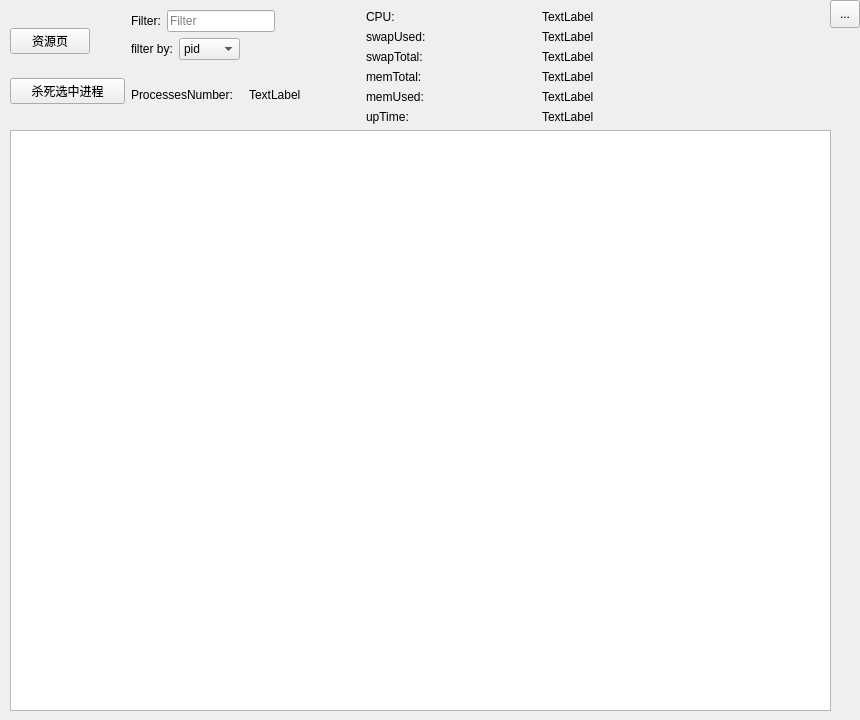
First picture: the form in hqtop/widget.ui, repository frankenstein27/hqtop, before the edit.
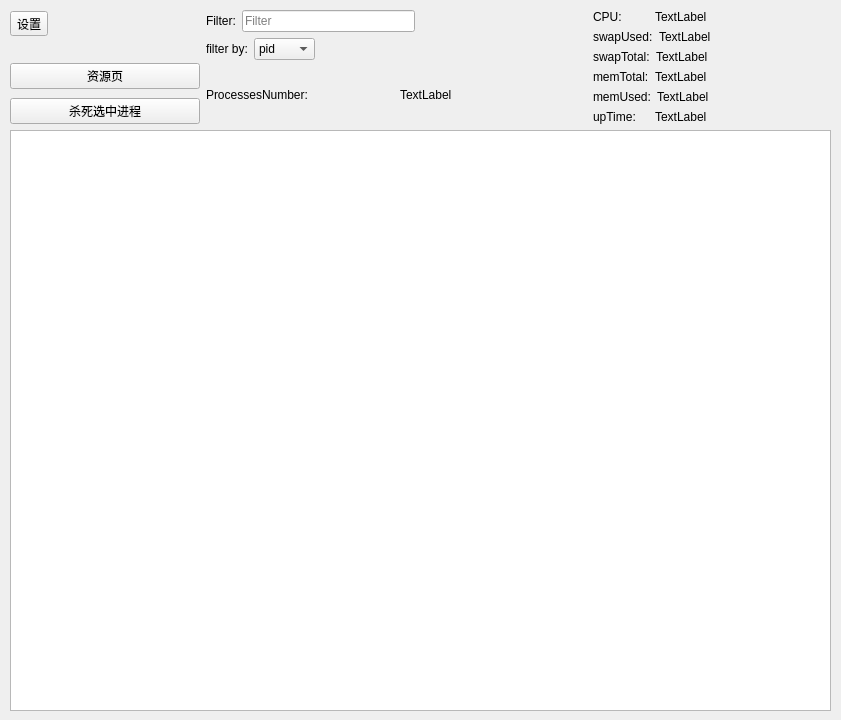
Second picture: the form after the edit.

Commit message: 完成设置功能、日间/夜间模式、完善日志语句

The edit to the form file:
```diff
--- a/hqtop/widget.ui
+++ b/hqtop/widget.ui
@@ -6,27 +6,14 @@
    <rect>
     <x>0</x>
     <y>0</y>
-    <width>860</width>
+    <width>841</width>
     <height>720</height>
    </rect>
   </property>
   <property name="windowTitle">
    <string>Widget</string>
   </property>
-  <widget class="QToolButton" name="settingsButton">
-   <property name="geometry">
-    <rect>
-     <x>830</x>
-     <y>0</y>
-     <width>30</width>
-     <height>28</height>
-    </rect>
-   </property>
-   <property name="text">
-    <string>...</string>
-   </property>
-  </widget>
-  <widget class="QWidget" name="">
+  <widget class="QWidget" name="layoutWidget">
    <property name="geometry">
     <rect>
      <x>10</x>
@@ -37,15 +24,17 @@
    </property>
    <layout class="QVBoxLayout" name="verticalLayout_4">
     <item>
-     <layout class="QHBoxLayout" name="horizontalLayout_11" stretch="2,4,6,0,0,0">
+     <layout class="QHBoxLayout" name="horizontalLayout_11" stretch="2,4,0,0,0,0">
       <item>
        <layout class="QVBoxLayout" name="verticalLayout">
         <item>
          <layout class="QHBoxLayout" name="horizontalLayout_10">
           <item>
-           <widget class="QPushButton" name="resourcePagePushButton">
+           <layout class="QVBoxLayout" name="verticalLayout_5">
+            <item>
+             <widget class="QToolButton" name="settingsButton">
             <property name="text">
-             <string>资源页</string>
+               <string>设置</string>
             </property>
            </widget>
           </item>
@@ -61,6 +50,15 @@
              </size>
             </property>
            </spacer>
+            </item>
+            <item>
+             <widget class="QPushButton" name="resourcePagePushButton">
+              <property name="text">
+               <string>资源页</string>
+              </property>
+             </widget>
+            </item>
+           </layout>
           </item>
          </layout>
         </item>
```
Lines whose indentation alone changed are shown as unchanged. The commit also changes 24 other files.
